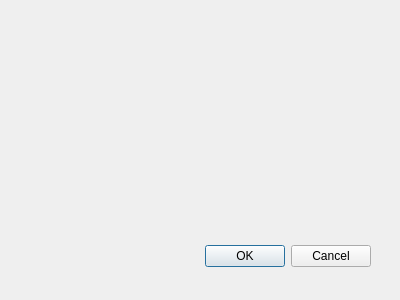
Old version of the form Engine/Dialogs/Commands/dialogcommandmovecamera.ui in the repository RPG-Paper-Maker/RPG-Paper-Maker.
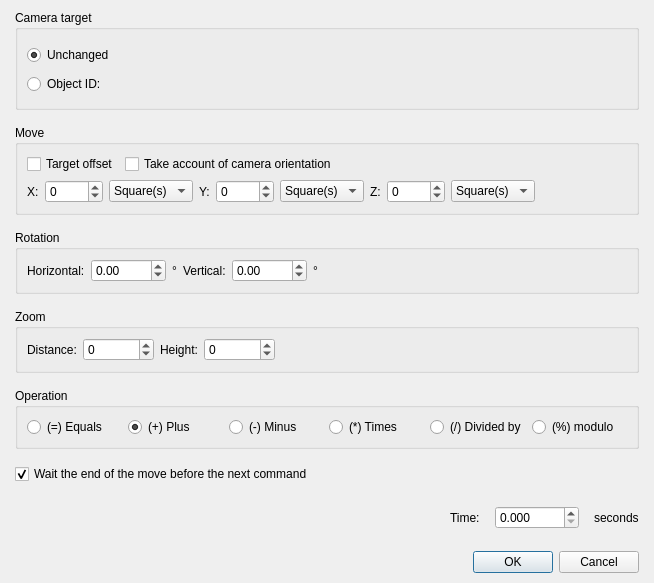
New version of the form. Custom widgets are drawn as their Qt base class.

Commit message: [E] Command move camera design

The edit to the form file:
```diff
--- a/Engine/Dialogs/Commands/dialogcommandmovecamera.ui
+++ b/Engine/Dialogs/Commands/dialogcommandmovecamera.ui
@@ -8,31 +8,605 @@
    <rect>
     <x>0</x>
     <y>0</y>
-    <width>400</width>
-    <height>300</height>
+    <width>654</width>
+    <height>583</height>
    </rect>
   </property>
   <property name="windowTitle">
    <string>Dialog</string>
   </property>
-  <widget class="QDialogButtonBox" name="buttonBox">
-   <property name="geometry">
-    <rect>
-     <x>30</x>
-     <y>240</y>
-     <width>341</width>
-     <height>32</height>
-    </rect>
+  <layout class="QGridLayout" name="gridLayout_7">
+   <property name="leftMargin">
+    <number>15</number>
    </property>
-   <property name="orientation">
-    <enum>Qt::Horizontal</enum>
+   <property name="topMargin">
+    <number>10</number>
    </property>
-   <property name="standardButtons">
-    <set>QDialogButtonBox::Cancel|QDialogButtonBox::Ok</set>
+   <property name="rightMargin">
+    <number>15</number>
    </property>
-  </widget>
+   <property name="bottomMargin">
+    <number>10</number>
+   </property>
+   <item row="0" column="0">
+    <layout class="QVBoxLayout" name="verticalLayout_3">
+     <property name="spacing">
+      <number>15</number>
+     </property>
+     <item>
+      <layout class="QVBoxLayout" name="verticalLayout_2">
+       <item>
+        <widget class="QGroupBox" name="groupBox">
+         <property name="title">
+          <string>Camera target</string>
+         </property>
+         <layout class="QGridLayout" name="gridLayout_2">
+          <property name="leftMargin">
+           <number>9</number>
+          </property>
+          <property name="topMargin">
+           <number>15</number>
+          </property>
+          <property name="rightMargin">
+           <number>9</number>
+          </property>
+          <property name="bottomMargin">
+           <number>9</number>
+          </property>
+          <item row="0" column="0">
+           <layout class="QGridLayout" name="gridLayout">
+            <item row="0" column="0">
+             <widget class="QRadioButton" name="TargetUnchanged">
+              <property name="text">
+               <string>Unchanged</string>
+              </property>
+              <property name="checked">
+               <bool>true</bool>
+              </property>
+             </widget>
+            </item>
+            <item row="0" column="1" colspan="2">
+             <spacer name="horizontalSpacer">
+              <property name="orientation">
+               <enum>Qt::Horizontal</enum>
+              </property>
+              <property name="sizeHint" stdset="0">
+               <size>
+                <width>320</width>
+                <height>18</height>
+               </size>
+              </property>
+             </spacer>
+            </item>
+            <item row="1" column="0">
+             <widget class="QRadioButton" name="TargetObjectID">
+              <property name="text">
+               <string>Object ID: </string>
+              </property>
+             </widget>
+            </item>
+            <item row="1" column="1">
+             <widget class="PanelPrimitiveValue" name="widgetPrimitiveObjectID" native="true">
+              <property name="minimumSize">
+               <size>
+                <width>250</width>
+                <height>27</height>
+               </size>
+              </property>
+              <property name="maximumSize">
+               <size>
+                <width>250</width>
+                <height>27</height>
+               </size>
+              </property>
+             </widget>
+            </item>
+            <item row="1" column="2">
+             <spacer name="horizontalSpacer_2">
+              <property name="orientation">
+               <enum>Qt::Horizontal</enum>
+              </property>
+              <property name="sizeHint" stdset="0">
+               <size>
+                <width>58</width>
+                <height>20</height>
+               </size>
+              </property>
+             </spacer>
+            </item>
+           </layout>
+          </item>
+         </layout>
+        </widget>
+       </item>
+       <item>
+        <widget class="QGroupBox" name="groupBox_2">
+         <property name="title">
+          <string>Move</string>
+         </property>
+         <layout class="QGridLayout" name="gridLayout_3">
+          <property name="leftMargin">
+           <number>9</number>
+          </property>
+          <property name="topMargin">
+           <number>9</number>
+          </property>
+          <property name="rightMargin">
+           <number>9</number>
+          </property>
+          <property name="bottomMargin">
+           <number>9</number>
+          </property>
+          <item row="0" column="0">
+           <layout class="QVBoxLayout" name="verticalLayout">
+            <item>
+             <layout class="QHBoxLayout" name="horizontalLayout_4">
+              <item>
+               <widget class="QCheckBox" name="checkBoxtargetOffset">
+                <property name="text">
+                 <string>Target offset</string>
+                </property>
+               </widget>
+              </item>
+              <item>
+               <widget class="QCheckBox" name="checkBoxCameraOrientation">
+                <property name="text">
+                 <string>Take account of camera orientation</string>
+                </property>
+               </widget>
+              </item>
+              <item>
+               <spacer name="horizontalSpacer_3">
+                <property name="orientation">
+                 <enum>Qt::Horizontal</enum>
+                </property>
+                <property name="sizeHint" stdset="0">
+                 <size>
+                  <width>40</width>
+                  <height>20</height>
+                 </size>
+                </property>
+               </spacer>
+              </item>
+             </layout>
+            </item>
+            <item>
+             <layout class="QHBoxLayout" name="horizontalLayout_5" stretch="0,0,0,1">
+              <item>
+               <layout class="QHBoxLayout" name="horizontalLayout" stretch="0,1,0">
+                <item>
+                 <widget class="QLabel" name="label">
+                  <property name="text">
+                   <string>X:</string>
+                  </property>
+                 </widget>
+                </item>
+                <item>
+                 <widget class="QSpinBox" name="spinBoxX">
+                  <property name="minimum">
+                   <number>-5000</number>
+                  </property>
+                  <property name="maximum">
+                   <number>5000</number>
+                  </property>
+                 </widget>
+                </item>
+                <item>
+                 <widget class="QComboBox" name="comboBoxX">
+                  <item>
+                   <property name="text">
+                    <string>Square(s)</string>
+                   </property>
+                  </item>
+                  <item>
+                   <property name="text">
+                    <string>Pixel(s)</string>
+                   </property>
+                  </item>
+                 </widget>
+                </item>
+               </layout>
+              </item>
+              <item>
+               <layout class="QHBoxLayout" name="horizontalLayout_3" stretch="0,1,0">
+                <item>
+                 <widget class="QLabel" name="label_3">
+                  <property name="text">
+                   <string>Y:</string>
+                  </property>
+                 </widget>
+                </item>
+                <item>
+                 <widget class="QSpinBox" name="spinBoxY">
+                  <property name="minimum">
+                   <number>-5000</number>
+                  </property>
+                  <property name="maximum">
+                   <number>5000</number>
+                  </property>
+                 </widget>
+                </item>
+                <item>
+                 <widget class="QComboBox" name="comboBoxY">
+                  <item>
+                   <property name="text">
+                    <string>Square(s)</string>
+                   </property>
+                  </item>
+                  <item>
+                   <property name="text">
+                    <string>Pixel(s)</string>
+                   </property>
+                  </item>
+                 </widget>
+                </item>
+               </layout>
+              </item>
+              <item>
+               <layout class="QHBoxLayout" name="horizontalLayout_2" stretch="0,1,0">
+                <item>
+                 <widget class="QLabel" name="label_2">
+                  <property name="text">
+                   <string>Z:</string>
+                  </property>
+                 </widget>
+                </item>
+                <item>
+                 <widget class="QSpinBox" name="spinBoxZ">
+                  <property name="minimum">
+                   <number>-5000</number>
+                  </property>
+                  <property name="maximum">
+                   <number>5000</number>
+                  </property>
+                 </widget>
+                </item>
+                <item>
+                 <widget class="QComboBox" name="comboBoxZ">
+                  <item>
+                   <property name="text">
+                    <string>Square(s)</string>
+                   </property>
+                  </item>
+                  <item>
+                   <property name="text">
+                    <string>Pixel(s)</string>
+                   </property>
+                  </item>
+                 </widget>
+                </item>
+               </layout>
+              </item>
+              <item>
+               <spacer name="horizontalSpacer_6">
+                <property name="orientation">
+                 <enum>Qt::Horizontal</enum>
+                </property>
+                <property name="sizeHint" stdset="0">
+                 <size>
+                  <width>40</width>
+                  <height>20</height>
+                 </size>
+                </property>
+               </spacer>
+              </item>
+             </layout>
+            </item>
+           </layout>
+          </item>
+         </layout>
+        </widget>
+       </item>
+       <item>
+        <widget class="QGroupBox" name="groupBox_3">
+         <property name="title">
+          <string>Rotation</string>
+         </property>
+         <layout class="QGridLayout" name="gridLayout_4">
+          <property name="leftMargin">
+           <number>9</number>
+          </property>
+          <property name="topMargin">
+           <number>9</number>
+          </property>
+          <property name="rightMargin">
+           <number>9</number>
+          </property>
+          <property name="bottomMargin">
+           <number>9</number>
+          </property>
+          <item row="0" column="0">
+           <layout class="QHBoxLayout" name="horizontalLayout_9" stretch="0,0,1">
+            <item>
+             <layout class="QHBoxLayout" name="horizontalLayout_7" stretch="0,1,0">
+              <item>
+               <widget class="QLabel" name="label_4">
+                <property name="text">
+                 <string>Horizontal:</string>
+                </property>
+               </widget>
+              </item>
+              <item>
+               <widget class="QDoubleSpinBox" name="doubleSpinBoxRotationH">
+                <property name="minimum">
+                 <double>-9999.000000000000000</double>
+                </property>
+                <property name="maximum">
+                 <double>9999.000000000000000</double>
+                </property>
+               </widget>
+              </item>
+              <item>
+               <widget class="QLabel" name="label_5">
+                <property name="text">
+                 <string>°</string>
+                </property>
+               </widget>
+              </item>
+             </layout>
+            </item>
+            <item>
+             <layout class="QHBoxLayout" name="horizontalLayout_8" stretch="0,1,0">
+              <item>
+               <widget class="QLabel" name="label_6">
+                <property name="text">
+                 <string>Vertical:</string>
+                </property>
+               </widget>
+              </item>
+              <item>
+               <widget class="QDoubleSpinBox" name="doubleSpinBoxRotationV">
+                <property name="minimum">
+                 <double>-9999.000000000000000</double>
+                </property>
+                <property name="maximum">
+                 <double>9999.000000000000000</double>
+                </property>
+               </widget>
+              </item>
+              <item>
+               <widget class="QLabel" name="label_7">
+                <property name="text">
+                 <string>°</string>
+                </property>
+               </widget>
+              </item>
+             </layout>
+            </item>
+            <item>
+             <spacer name="horizontalSpacer_5">
+              <property name="orientation">
+               <enum>Qt::Horizontal</enum>
+              </property>
+              <property name="sizeHint" stdset="0">
+               <size>
+                <width>40</width>
+                <height>20</height>
+               </size>
+              </property>
+             </spacer>
+            </item>
+           </layout>
+          </item>
+         </layout>
+        </widget>
+       </item>
+       <item>
+        <widget class="QGroupBox" name="groupBox_4">
+         <property name="title">
+          <string>Zoom</string>
+         </property>
+         <layout class="QGridLayout" name="gridLayout_5">
+          <property name="leftMargin">
+           <number>9</number>
+          </property>
+          <property name="topMargin">
+           <number>9</number>
+          </property>
+          <property name="rightMargin">
+           <number>9</number>
+          </property>
+          <property name="bottomMargin">
+           <number>9</number>
+          </property>
+          <item row="0" column="0">
+           <layout class="QHBoxLayout" name="horizontalLayout_12">
+            <item>
+             <layout class="QHBoxLayout" name="horizontalLayout_10">
+              <item>
+               <widget class="QLabel" name="label_8">
+                <property name="text">
+                 <string>Distance:</string>
+                </property>
+               </widget>
+              </item>
+              <item>
+               <widget class="QSpinBox" name="spinBoxDistance">
+                <property name="minimum">
+                 <number>-9999999</number>
+                </property>
+                <property name="maximum">
+                 <number>9999999</number>
+                </property>
+               </widget>
+              </item>
+             </layout>
+            </item>
+            <item>
+             <layout class="QHBoxLayout" name="horizontalLayout_11">
+              <item>
+               <widget class="QLabel" name="label_9">
+                <property name="text">
+                 <string>Height:</string>
+                </property>
+               </widget>
+              </item>
+              <item>
+               <widget class="QSpinBox" name="spinBoxHeight">
+                <property name="minimum">
+                 <number>-9999999</number>
+                </property>
+                <property name="maximum">
+                 <number>9999999</number>
+                </property>
+               </widget>
+              </item>
+             </layout>
+            </item>
+            <item>
+             <spacer name="horizontalSpacer_7">
+              <property name="orientation">
+               <enum>Qt::Horizontal</enum>
+              </property>
+              <property name="sizeHint" stdset="0">
+               <size>
+                <width>40</width>
+                <height>20</height>
+               </size>
+              </property>
+             </spacer>
+            </item>
+           </layout>
+          </item>
+         </layout>
+        </widget>
+       </item>
+       <item>
+        <widget class="QGroupBox" name="groupBox_5">
+         <property name="title">
+          <string>Operation</string>
+         </property>
+         <layout class="QGridLayout" name="gridLayout_6">
+          <item row="0" column="0">
+           <layout class="QHBoxLayout" name="horizontalLayout_13">
+            <item>
+             <widget class="QRadioButton" name="radioButtonEquals">
+              <property name="text">
+               <string>(=) Equals</string>
+              </property>
+              <property name="checked">
+               <bool>false</bool>
+              </property>
+             </widget>
+            </item>
+            <item>
+             <widget class="QRadioButton" name="radioButtonPlus">
+              <property name="text">
+               <string>(+) Plus</string>
+              </property>
+              <property name="checked">
+               <bool>true</bool>
+              </property>
+             </widget>
+            </item>
+            <item>
+             <widget class="QRadioButton" name="radioButtonMinus">
+              <property name="text">
+               <string>(-) Minus</string>
+              </property>
+             </widget>
+            </item>
+            <item>
+             <widget class="QRadioButton" name="radioButtonTimes">
+              <property name="text">
+               <string>(*) Times</string>
+              </property>
+             </widget>
+            </item>
+            <item>
+             <widget class="QRadioButton" name="radioButtonDivided">
+              <property name="text">
+               <string>(/) Divided by</string>
+              </property>
+             </widget>
+            </item>
+            <item>
+             <widget class="QRadioButton" name="radioButtonModulo">
+              <property name="text">
+               <string>(%) modulo</string>
+              </property>
+             </widget>
+            </item>
+           </layout>
+          </item>
+         </layout>
+        </widget>
+       </item>
+       <item>
+        <widget class="QCheckBox" name="checkBoxWaitEnd">
+         <property name="text">
+          <string>Wait the end of the move before the next command</string>
+         </property>
+         <property name="checked">
+          <bool>true</bool>
+         </property>
+        </widget>
+       </item>
+       <item>
+        <layout class="QHBoxLayout" name="horizontalLayout_14" stretch="1,0,0,0">
+         <item>
+          <spacer name="horizontalSpacer_8">
+           <property name="orientation">
+            <enum>Qt::Horizontal</enum>
+           </property>
+           <property name="sizeHint" stdset="0">
+            <size>
+             <width>348</width>
+             <height>20</height>
+            </size>
+           </property>
+          </spacer>
+         </item>
+         <item>
+          <widget class="QLabel" name="label_10">
+           <property name="text">
+            <string>Time:</string>
+           </property>
+          </widget>
+         </item>
+         <item>
+          <widget class="QDoubleSpinBox" name="doubleSpinBoxTime">
+           <property name="decimals">
+            <number>3</number>
+           </property>
+           <property name="maximum">
+            <double>99999.000000000000000</double>
+           </property>
+          </widget>
+         </item>
+         <item>
+          <widget class="QLabel" name="label_11">
+           <property name="text">
+            <string>seconds</string>
+           </property>
+          </widget>
+         </item>
+        </layout>
+       </item>
+      </layout>
+     </item>
+     <item>
+      <widget class="QDialogButtonBox" name="buttonBox">
+       <property name="orientation">
+        <enum>Qt::Horizontal</enum>
+       </property>
+       <property name="standardButtons">
+        <set>QDialogButtonBox::Cancel|QDialogButtonBox::Ok</set>
+       </property>
+      </widget>
+     </item>
+    </layout>
+   </item>
+  </layout>
  </widget>
- <pixmapfunction/>
+ <customwidgets>
+  <customwidget>
+   <class>PanelPrimitiveValue</class>
+   <extends>QWidget</extends>
+   <header>panelprimitivevalue.h</header>
+   <container>1</container>
+  </customwidget>
+ </customwidgets>
  <resources/>
  <connections>
   <connection>
```
Left out of the diff: 6 changed lines with no effect on the pictures. The commit also changes 4 other files.
